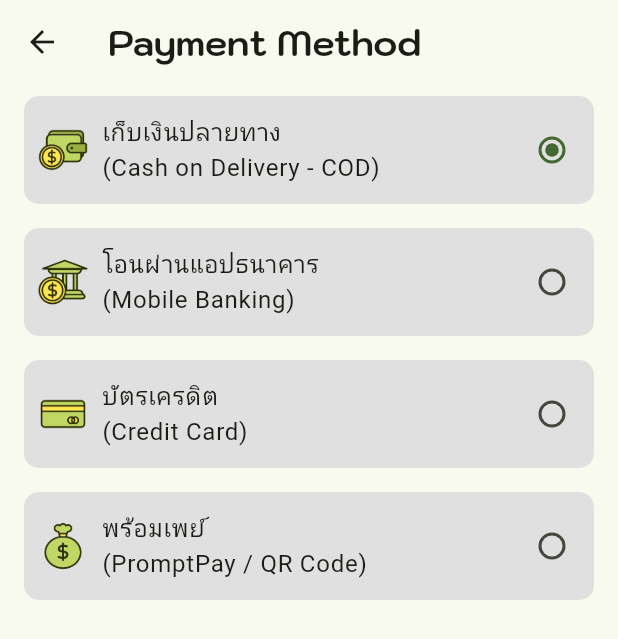
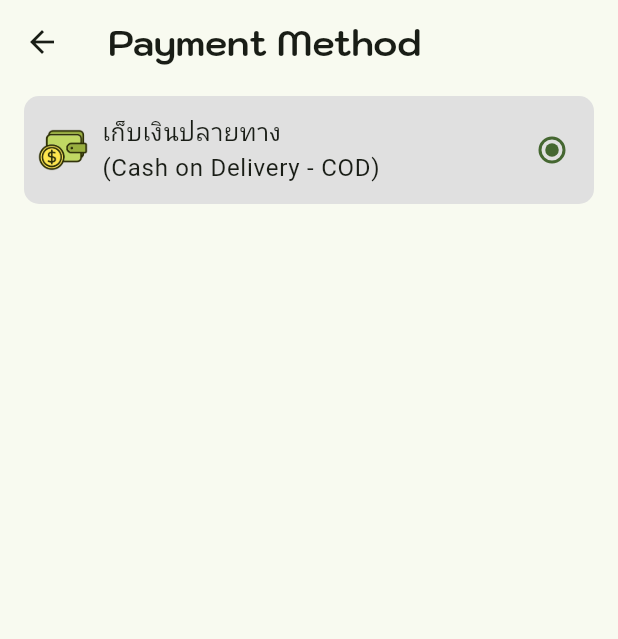
Before and after one commit to masterUNG/shoppingonline, a Flutter app: the ListPaymentMethod screen opened directly, on a phone screen of 412 x 824 dp. Shown: the top 639 px of the screen. Run offline on Flutter 3.47's test engine with Material 3 defaults, Android fonts, the phone set to English and light mode, and no system bars; our stand-ins replace buttons_tabbar, cloud_firestore, firebase_auth, firebase_core, firebase_storage, flutter_widget_from_html and 7 more; missing offline and left inert: steps_indicator; accounts and stored records are empty.

Commit message:
update version3

```diff
--- a/lib/states/list_payment_method.dart
+++ b/lib/states/list_payment_method.dart
@@ -44,72 +44,72 @@ class _ListPaymentMethodState extends State<ListPaymentMethod> {
                     onChanged: (value) {
                       appController.indexChoosePaymentMethod.value = value!;
                     }))),
-            Container(
-                decoration: AppConstant.bgGrey(),
-                margin: EdgeInsets.symmetric(vertical: 8),
-                padding: EdgeInsets.symmetric(horizontal: 8, vertical: 4),
-                child: Obx(() => RadioListTile(
-                    value: 1,
-                    groupValue: appController.indexChoosePaymentMethod.value,
-                    contentPadding: EdgeInsets.symmetric(horizontal: 0),
-                    title: Row(
-                      children: [
-                        WidgetImageAsset(
-                            pathImage: 'images/pay_bank.png',
-                            width: 36,
-                            height: 36),
-                        SizedBox(width: 8),
-                        Text('โอนผ่านแอปธนาคาร\n(Mobile Banking)'),
-                      ],
-                    ),
-                    controlAffinity: ListTileControlAffinity.trailing,
-                    onChanged: (value) {
-                      appController.indexChoosePaymentMethod.value = value!;
-                    }))),
-            Container(
-                decoration: AppConstant.bgGrey(),
-                margin: EdgeInsets.symmetric(vertical: 8),
-                padding: EdgeInsets.symmetric(horizontal: 8, vertical: 4),
-                child: Obx(() => RadioListTile(
-                    value: 2,
-                    groupValue: appController.indexChoosePaymentMethod.value,
-                    contentPadding: EdgeInsets.symmetric(horizontal: 0),
-                    title: Row(
-                      children: [
-                        WidgetImageAsset(
-                            pathImage: 'images/pay_cardit_card.png',
-                            width: 36,
-                            height: 36),
-                        SizedBox(width: 8),
-                        Text('บัตรเครดิต\n(Credit Card)'),
-                      ],
-                    ),
-                    controlAffinity: ListTileControlAffinity.trailing,
-                    onChanged: (value) {
-                      appController.indexChoosePaymentMethod.value = value!;
-                    }))),
-            Container(
-                decoration: AppConstant.bgGrey(),
-                margin: EdgeInsets.symmetric(vertical: 8),
-                padding: EdgeInsets.symmetric(horizontal: 8, vertical: 4),
-                child: Obx(() => RadioListTile(
-                    value: 3,
-                    groupValue: appController.indexChoosePaymentMethod.value,
-                    contentPadding: EdgeInsets.symmetric(horizontal: 0),
-                    title: Row(
-                      children: [
-                        WidgetImageAsset(
-                            pathImage: 'images/pay_money.png',
-                            width: 36,
-                            height: 36),
-                        SizedBox(width: 8),
-                        Text('พร้อมเพย์\n(PromptPay / QR Code)'),
-                      ],
-                    ),
-                    controlAffinity: ListTileControlAffinity.trailing,
-                    onChanged: (value) {
-                      appController.indexChoosePaymentMethod.value = value!;
-                    }))),
+            // Container(
+            //     decoration: AppConstant.bgGrey(),
+            //     margin: EdgeInsets.symmetric(vertical: 8),
+            //     padding: EdgeInsets.symmetric(horizontal: 8, vertical: 4),
+            //     child: Obx(() => RadioListTile(
+            //         value: 1,
+            //         groupValue: appController.indexChoosePaymentMethod.value,
+            //         contentPadding: EdgeInsets.symmetric(horizontal: 0),
+            //         title: Row(
+            //           children: [
+            //             WidgetImageAsset(
+            //                 pathImage: 'images/pay_bank.png',
+            //                 width: 36,
+            //                 height: 36),
+            //             SizedBox(width: 8),
+            //             Text('โอนผ่านแอปธนาคาร\n(Mobile Banking)'),
+            //           ],
+            //         ),
+            //         controlAffinity: ListTileControlAffinity.trailing,
+            //         onChanged: (value) {
+            //           appController.indexChoosePaymentMethod.value = value!;
+            //         }))),
+            // Container(
+            //     decoration: AppConstant.bgGrey(),
+            //     margin: EdgeInsets.symmetric(vertical: 8),
+            //     padding: EdgeInsets.symmetric(horizontal: 8, vertical: 4),
+            //     child: Obx(() => RadioListTile(
+            //         value: 2,
+            //         groupValue: appController.indexChoosePaymentMethod.value,
+            //         contentPadding: EdgeInsets.symmetric(horizontal: 0),
+            //         title: Row(
+            //           children: [
+            //             WidgetImageAsset(
+            //                 pathImage: 'images/pay_cardit_card.png',
+            //                 width: 36,
+            //                 height: 36),
+            //             SizedBox(width: 8),
+            //             Text('บัตรเครดิต\n(Credit Card)'),
+            //           ],
+            //         ),
+            //         controlAffinity: ListTileControlAffinity.trailing,
+            //         onChanged: (value) {
+            //           appController.indexChoosePaymentMethod.value = value!;
+            //         }))),
+            // Container(
+            //     decoration: AppConstant.bgGrey(),
+            //     margin: EdgeInsets.symmetric(vertical: 8),
+            //     padding: EdgeInsets.symmetric(horizontal: 8, vertical: 4),
+            //     child: Obx(() => RadioListTile(
+            //         value: 3,
+            //         groupValue: appController.indexChoosePaymentMethod.value,
+            //         contentPadding: EdgeInsets.symmetric(horizontal: 0),
+            //         title: Row(
+            //           children: [
+            //             WidgetImageAsset(
+            //                 pathImage: 'images/pay_money.png',
+            //                 width: 36,
+            //                 height: 36),
+            //             SizedBox(width: 8),
+            //             Text('พร้อมเพย์\n(PromptPay / QR Code)'),
+            //           ],
+            //         ),
+            //         controlAffinity: ListTileControlAffinity.trailing,
+            //         onChanged: (value) {
+            //           appController.indexChoosePaymentMethod.value = value!;
+            //         }))),
           ],
         ));
   }
```
Also changed, not shown: 1 other file.
